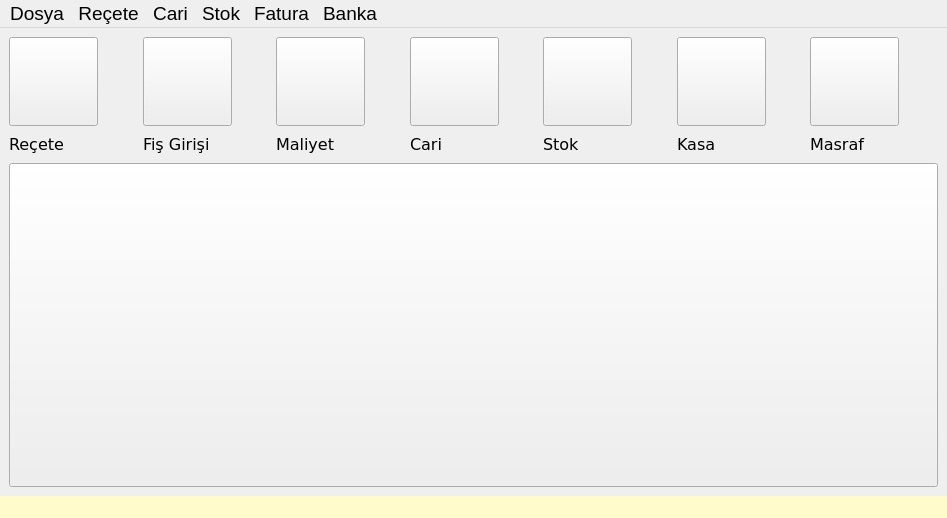
Above: mainwindow.ui from nerdogan/nenra before the change. Below: the same form after it.
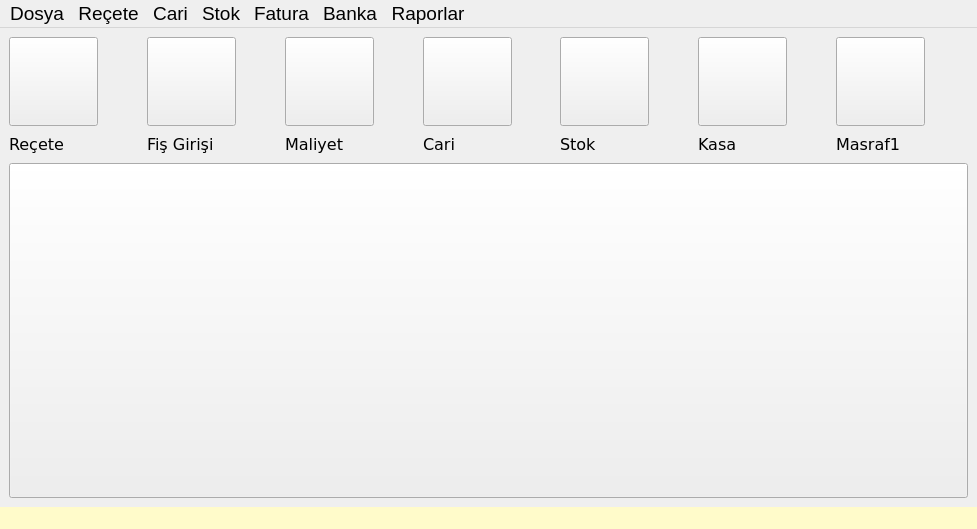
That is the form after the change. Icons and pictures are not drawn.

Diff of the .ui file:
```diff
--- a/mainwindow.ui
+++ b/mainwindow.ui
@@ -6,8 +6,8 @@
    <rect>
     <x>0</x>
     <y>0</y>
-    <width>947</width>
-    <height>518</height>
+       <width>977</width>
+       <height>529</height>
    </rect>
   </property>
   <property name="minimumSize">
@@ -390,7 +390,7 @@
                                  </font>
                              </property>
                              <property name="text">
-                                 <string>Masraf</string>
+                                 <string>Masraf1</string>
                              </property>
                          </widget>
                      </item>
@@ -462,7 +462,7 @@
     <rect>
      <x>0</x>
      <y>0</y>
-     <width>947</width>
+                 <width>977</width>
         <height>22</height>
     </rect>
    </property>
@@ -507,12 +507,19 @@
      <string>Banka</string>
     </property>
    </widget>
+         <widget class="QMenu" name="menurapor">
+             <property name="title">
+                 <string>Raporlar</string>
+             </property>
+             <addaction name="actionGelir_Tablosu_Ayl_k"/>
+         </widget>
    <addaction name="menuDosya"/>
    <addaction name="menuRe_ete"/>
    <addaction name="menuCari"/>
    <addaction name="menuStok"/>
    <addaction name="menuFatura"/>
    <addaction name="menuBanka"/>
+         <addaction name="menurapor"/>
   </widget>
   <widget class="QStatusBar" name="statusbar">
    <property name="autoFillBackground">
```
Left out of the diff: 8 changed lines with no effect on the pictures. Lines whose indentation alone changed are shown as unchanged.
